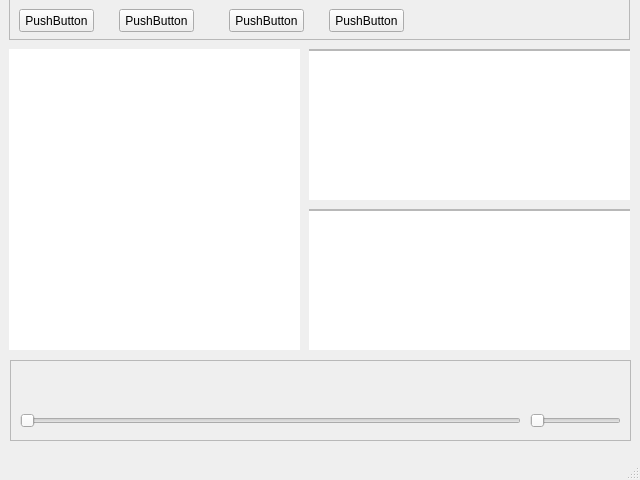
The window that UI/mainWindow.ui (ProjectRecommend/experiments) describes before a commit, drawn with Qt 5.
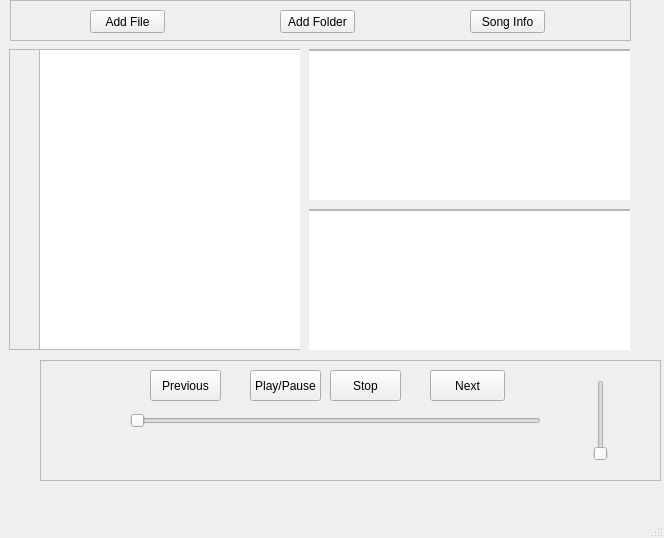
The same window after the commit.

```diff
--- a/UI/mainWindow.ui
+++ b/UI/mainWindow.ui
@@ -6,8 +6,8 @@
    <rect>
     <x>0</x>
     <y>0</y>
-    <width>640</width>
-    <height>480</height>
+    <width>664</width>
+    <height>538</height>
    </rect>
   </property>
   <property name="windowTitle">
@@ -17,10 +17,10 @@
    <widget class="QFrame" name="frame">
     <property name="geometry">
      <rect>
-      <x>10</x>
+      <x>40</x>
       <y>360</y>
       <width>621</width>
-      <height>81</height>
+      <height>121</height>
      </rect>
     </property>
     <property name="frameShape">
@@ -29,49 +29,104 @@
     <property name="frameShadow">
      <enum>QFrame::Raised</enum>
     </property>
+    <widget class="QSlider" name="horizontalSlider">
+     <property name="geometry">
+      <rect>
+       <x>90</x>
+       <y>50</y>
+       <width>411</width>
+       <height>22</height>
+      </rect>
+     </property>
+     <property name="orientation">
+      <enum>Qt::Horizontal</enum>
+     </property>
+    </widget>
     <widget class="QWidget" name="verticalLayoutWidget">
      <property name="geometry">
       <rect>
-       <x>10</x>
-       <y>0</y>
+       <x>40</x>
+       <y>80</y>
        <width>501</width>
-       <height>41</height>
+       <height>21</height>
       </rect>
      </property>
      <layout class="QVBoxLayout" name="verticalLayout"/>
     </widget>
-    <widget class="QSlider" name="horizontalSlider">
+    <widget class="QSlider" name="verticalSlider">
      <property name="geometry">
       <rect>
-       <x>10</x>
-       <y>50</y>
-       <width>501</width>
-       <height>22</height>
+       <x>550</x>
+       <y>20</y>
+       <width>22</width>
+       <height>81</height>
       </rect>
      </property>
      <property name="orientation">
-      <enum>Qt::Horizontal</enum>
+      <enum>Qt::Vertical</enum>
      </property>
     </widget>
-    <widget class="QSlider" name="horizontalSlider_2">
+    <widget class="QPushButton" name="pushButton">
      <property name="geometry">
       <rect>
-       <x>520</x>
-       <y>50</y>
-       <width>91</width>
-       <height>22</height>
+       <x>290</x>
+       <y>10</y>
+       <width>71</width>
+       <height>31</height>
       </rect>
      </property>
-     <property name="orientation">
-      <enum>Qt::Horizontal</enum>
+     <property name="text">
+      <string>Stop</string>
+     </property>
+    </widget>
+    <widget class="QPushButton" name="pushButton_5">
+     <property name="geometry">
+      <rect>
+       <x>210</x>
+       <y>10</y>
+       <width>71</width>
+       <height>31</height>
+      </rect>
+     </property>
+     <property name="toolTip">
+      <string>&lt;html&gt;&lt;head/&gt;&lt;body&gt;&lt;p&gt;Play/Pause&lt;/p&gt;&lt;/body&gt;&lt;/html&gt;</string>
+     </property>
+     <property name="text">
+      <string>Play/Pause</string>
+     </property>
+    </widget>
+    <widget class="QPushButton" name="pushButton_6">
+     <property name="geometry">
+      <rect>
+       <x>110</x>
+       <y>10</y>
+       <width>71</width>
+       <height>31</height>
+      </rect>
+     </property>
+     <property name="text">
+      <string>Previous</string>
+     </property>
+    </widget>
+    <widget class="QPushButton" name="pushButton_7">
+     <property name="geometry">
+      <rect>
+       <x>390</x>
+       <y>10</y>
+       <width>75</width>
+       <height>31</height>
+      </rect>
+     </property>
+     <property name="text">
+      <string>Next</string>
      </property>
     </widget>
    </widget>
    <widget class="QFrame" name="frame_2">
     <property name="geometry">
      <rect>
-      <x>9</x>
-      <y>-1</y>
+      <x>10</x>
+      <y>0</y>
       <width>621</width>
       <height>41</height>
      </rect>
@@ -82,56 +137,43 @@
     <property name="frameShadow">
      <enum>QFrame::Raised</enum>
     </property>
-    <widget class="QPushButton" name="pushButton">
-     <property name="geometry">
-      <rect>
-       <x>10</x>
-       <y>10</y>
-       <width>75</width>
-       <height>23</height>
-      </rect>
-     </property>
-     <property name="text">
-      <string>PushButton</string>
-     </property>
-    </widget>
     <widget class="QPushButton" name="pushButton_2">
      <property name="geometry">
       <rect>
-       <x>110</x>
+       <x>80</x>
        <y>10</y>
        <width>75</width>
        <height>23</height>
       </rect>
      </property>
      <property name="text">
-      <string>PushButton</string>
+      <string>Add File</string>
      </property>
     </widget>
     <widget class="QPushButton" name="pushButton_3">
      <property name="geometry">
       <rect>
-       <x>220</x>
+       <x>270</x>
        <y>10</y>
        <width>75</width>
        <height>23</height>
       </rect>
      </property>
      <property name="text">
-      <string>PushButton</string>
+      <string>Add Folder</string>
      </property>
     </widget>
     <widget class="QPushButton" name="pushButton_4">
      <property name="geometry">
       <rect>
-       <x>320</x>
+       <x>460</x>
        <y>10</y>
        <width>75</width>
        <height>23</height>
       </rect>
      </property>
      <property name="text">
-      <string>PushButton</string>
+      <string>Song Info</string>
      </property>
     </widget>
    </widget>
@@ -153,10 +195,10 @@
     <widget class="QTableView" name="tableView">
      <property name="geometry">
       <rect>
-       <x>-5</x>
-       <y>-9</y>
-       <width>301</width>
-       <height>311</height>
+       <x>30</x>
+       <y>0</y>
+       <width>271</width>
+       <height>301</height>
       </rect>
      </property>
     </widget>
```
Left out of the diff: 10 changed lines with no effect on the pictures.
